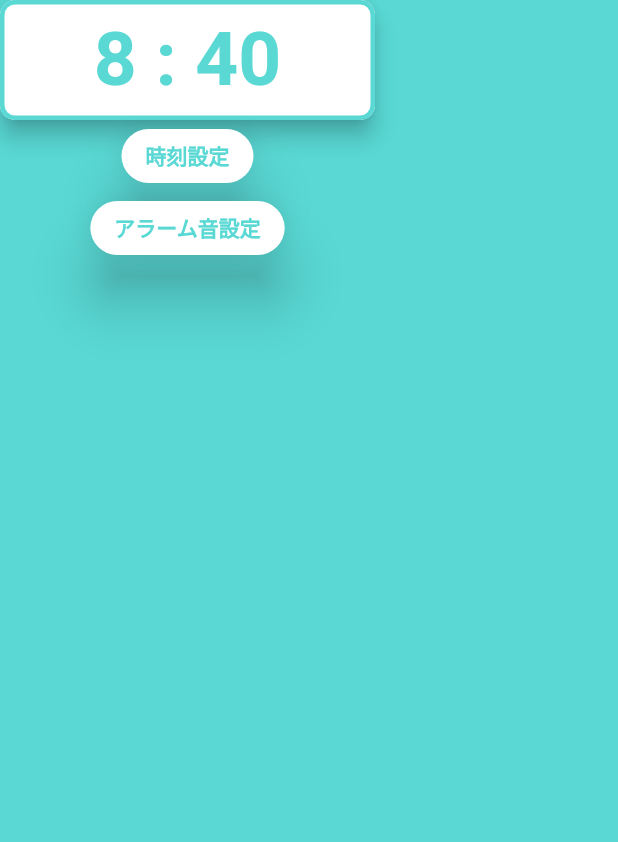
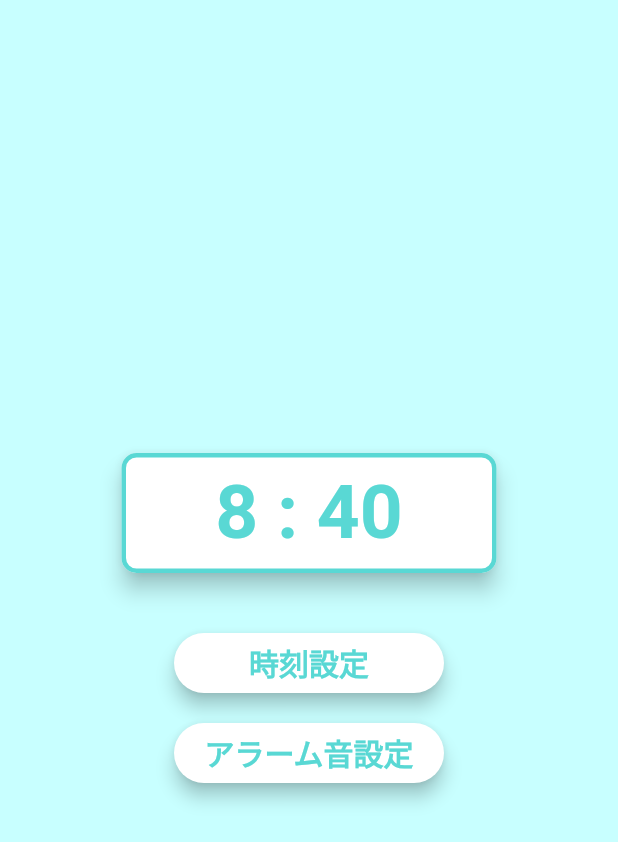
Before and after one commit to Jin2003/kishoutenketsu_rta, a Flutter app: the MainPage screen opened directly, on a phone screen of 412 x 824 dp. Shown: the top 842 px of the screen. Run offline on Flutter 3.47's test engine with Material 2 defaults, Android fonts, the phone set to English and light mode, and no system bars; our stand-ins replace curved_navigation_bar, google_fonts.

Commit message:
[change]main_page

```diff
--- a/lib/view/pages/components/elevate_button.dart
+++ b/lib/view/pages/components/elevate_button.dart
@@ -46,10 +46,11 @@ class ElevateButton extends StatelessWidget {
             fontSize: fontSize,
             fontWeight: FontWeight.bold,
             color: Constant.mainColor,
-          ),),
+          ),
+        ),
         style: ElevatedButton.styleFrom(
           backgroundColor: Constant.white,
-          elevation: 16,
+          elevation: 5,
           shape: RoundedRectangleBorder(
             borderRadius: BorderRadius.circular(20),
           ),
--- a/lib/view/pages/main_page.dart
+++ b/lib/view/pages/main_page.dart
@@ -15,17 +15,39 @@ class _MainPageState extends State<MainPage> {
   @override
   Widget build(BuildContext context) {
     return Scaffold(
-      backgroundColor: Constant.mainColor,
-      body: Column(children: const [
+      backgroundColor: Constant.subColor,
+      body: Center(
+        child: Column(
+            mainAxisAlignment: MainAxisAlignment.center,
+            children: const [
               OutlineButton(
                 title: "8 : 40",
                 width: 250,
                 height: 80,
                 fontsize: 50,
               ),
-        ElevateButton(title: "時刻設定"),
-        ElevateButton(title: "アラーム音設定")
+              SizedBox(
+                width: 0,
+                height: 40,
+              ),
+              ElevateButton(
+                title: "時刻設定",
+                width: 180,
+                height: 40,
+                fontSize: 20,
+              ),
+              SizedBox(
+                width: 0,
+                height: 20,
+              ),
+              ElevateButton(
+                title: "アラーム音設定",
+                width: 180,
+                height: 40,
+                fontSize: 20,
+              )
             ]),
+      ),
     );
   }
 }
```
Lines whose indentation alone changed are shown as unchanged.
